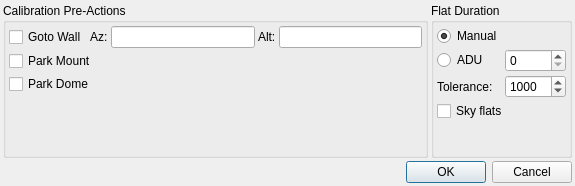
First picture: the form in kstars/ekos/capture/calibrationoptions.ui, repository KDE/kstars, before the edit.
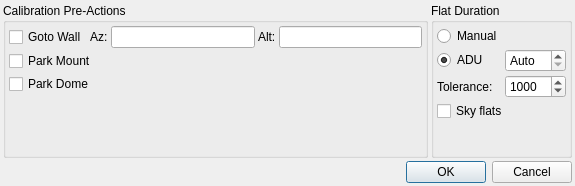
Second picture: the form after the edit. Custom widgets are drawn as their Qt base class.

Commit message: Capture: reach the flat target ADU by light box brightness

Diff of the .ui file:
```diff
--- a/kstars/ekos/capture/calibrationoptions.ui
+++ b/kstars/ekos/capture/calibrationoptions.ui
@@ -158,9 +158,6 @@
             <property name="text">
              <string comment="manual flat field ADU">Manual</string>
             </property>
-            <property name="checked">
-             <bool>true</bool>
-            </property>
             <attribute name="buttonGroup">
              <string notr="true">flatDurationGroup</string>
             </attribute>
@@ -174,6 +171,9 @@
             <property name="text">
              <string>ADU</string>
             </property>
+            <property name="checked">
+             <bool>true</bool>
+            </property>
             <attribute name="buttonGroup">
              <string notr="true">flatDurationGroup</string>
             </attribute>
@@ -182,7 +182,10 @@
           <item row="1" column="1">
            <widget class="QSpinBox" name="captureCalibrationADUValue">
             <property name="toolTip">
-             <string>Calculate optimal exposure time given the required ADU. If a controllable device is selected, calculate optimal brightness.</string>
+             <string>Calculate optimal exposure time given the required ADU. If a controllable device is selected, calculate optimal brightness. Auto aims at 40% of the range of the image, with a tolerance of 5%.</string>
+            </property>
+            <property name="specialValueText">
+             <string comment="automatic flat field target ADU">Auto</string>
             </property>
             <property name="maximum">
              <number>65535</number>
```
The commit also changes 23 other files.
